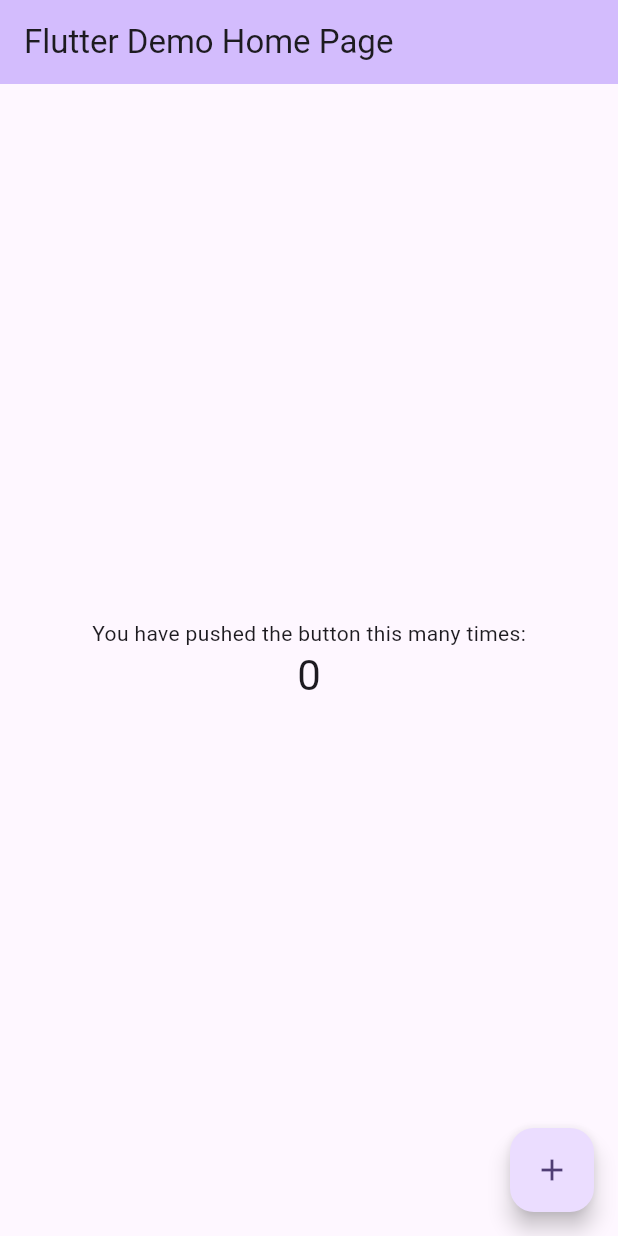
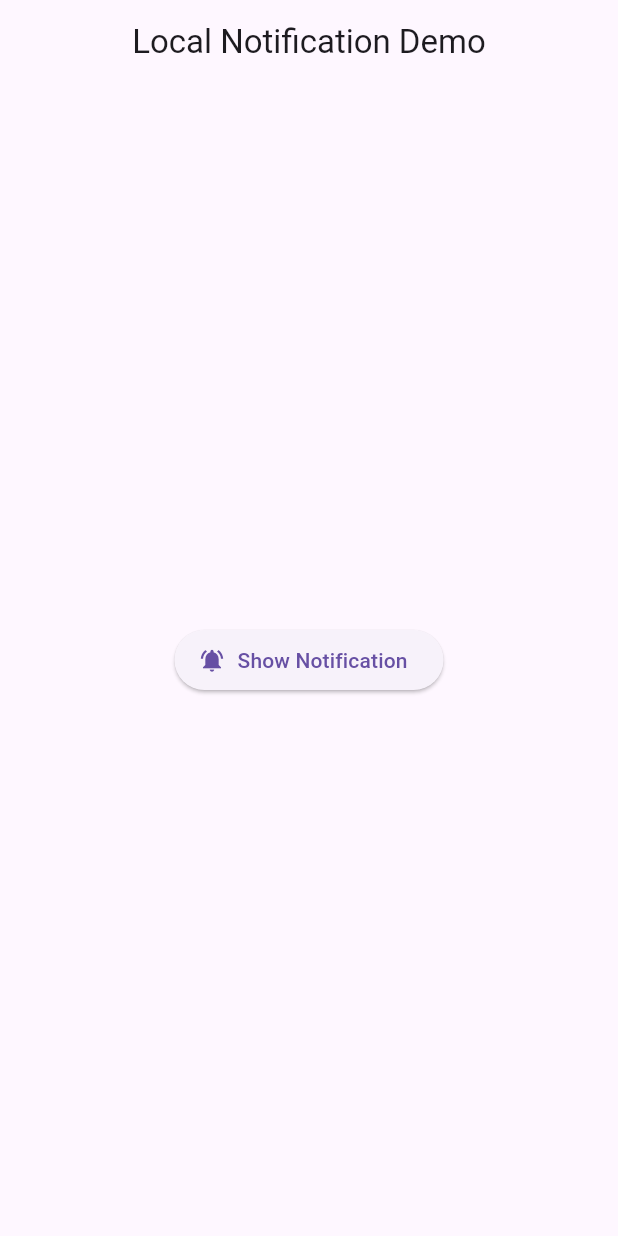
Before and after one commit to nehalsayyed313/compose-, a Flutter app: the screen it shows after launch, on a phone screen of 412 x 824 dp. Run offline on Flutter 3.47's test engine with Material 3 defaults, Android fonts, the phone set to English and light mode, and no system bars; our stand-ins replace flutter_local_notifications.

Commit message:
Update main.dart

```diff
--- a/lib/main.dart
+++ b/lib/main.dart
@@ -1,121 +1,64 @@
 import 'package:flutter/material.dart';
+import 'package:flutter_local_notifications/flutter_local_notifications.dart';
 
-void main() {
-  runApp(const MyApp());
+final FlutterLocalNotificationsPlugin notificationsPlugin =
+    FlutterLocalNotificationsPlugin();
+
+void main() async {
+  WidgetsFlutterBinding.ensureInitialized();
+
+  // Initialize Android notification settings
+  const initSettingsAndroid = AndroidInitializationSettings('@mipmap/ic_launcher');
+  const initSettings = InitializationSettings(android: initSettingsAndroid);
+
+  await notificationsPlugin.initialize(initSettings);
+
+  // Request Android 13+ runtime permission
+  await notificationsPlugin
+      .resolvePlatformSpecificImplementation<AndroidFlutterLocalNotificationsPlugin>()
+      ?.requestNotificationsPermission();
+
+  runApp(const MaterialApp(
+    debugShowCheckedModeBanner: false,
+    home: NotificationScreen(),
+  ));
 }
 
-class MyApp extends StatelessWidget {
-  const MyApp({super.key});
+class NotificationScreen extends StatelessWidget {
+  const NotificationScreen({super.key});
 
-  // This widget is the root of your application.
-  @override
-  Widget build(BuildContext context) {
-    return MaterialApp(
-      title: 'Flutter Demo',
-      theme: ThemeData(
-        // This is the theme of your application.
-        //
-        // TRY THIS: Try running your application with "flutter run". You'll see
-        // the application has a purple toolbar. Then, without quitting the app,
-        // try changing the seedColor in the colorScheme below to Colors.green
-        // and then invoke "hot reload" (save your changes or press the "hot
-        // reload" button in a Flutter-supported IDE, or press "r" if you used
-        // the command line to start the app).
-        //
-        // Notice that the counter didn't reset back to zero; the application
-        // state is not lost during the reload. To reset the state, use hot
-        // restart instead.
-        //
-        // This works for code too, not just values: Most code changes can be
-        // tested with just a hot reload.
-        colorScheme: .fromSeed(seedColor: Colors.deepPurple),
-      ),
-      home: const MyHomePage(title: 'Flutter Demo Home Page'),
+  Future<void> _sendNotification() async {
+    const androidDetails = AndroidNotificationDetails(
+      'default_channel',
+      'General Notifications',
+      channelDescription: 'Main channel for app alerts',
+      importance: Importance.max,
+      priority: Priority.high,
+      ticker: 'ticker',
     );
-  }
-}
+    const details = NotificationDetails(android: androidDetails);
 
-class MyHomePage extends StatefulWidget {
-  const MyHomePage({super.key, required this.title});
-
-  // This widget is the home page of your application. It is stateful, meaning
-  // that it has a State object (defined below) that contains fields that affect
-  // how it looks.
-
-  // This class is the configuration for the state. It holds the values (in this
-  // case the title) provided by the parent (in this case the App widget) and
-  // used by the build method of the State. Fields in a Widget subclass are
-  // always marked "final".
-
-  final String title;
-
-  @override
-  State<MyHomePage> createState() => _MyHomePageState();
-}
-
-class _MyHomePageState extends State<MyHomePage> {
-  int _counter = 0;
-
-  void _incrementCounter() {
-    setState(() {
-      // This call to setState tells the Flutter framework that something has
-      // changed in this State, which causes it to rerun the build method below
-      // so that the display can reflect the updated values. If we changed
-      // _counter without calling setState(), then the build method would not be
-      // called again, and so nothing would appear to happen.
-      _counter++;
-    });
+    await notificationsPlugin.show(
+      0,
+      'Test Alert',
+      'Notification is working successfully!',
+      details,
+    );
   }
 
   @override
   Widget build(BuildContext context) {
-    // This method is rerun every time setState is called, for instance as done
-    // by the _incrementCounter method above.
-    //
-    // The Flutter framework has been optimized to make rerunning build methods
-    // fast, so that you can just rebuild anything that needs updating rather
-    // than having to individually change instances of widgets.
     return Scaffold(
       appBar: AppBar(
-        // TRY THIS: Try changing the color here to a specific color (to
-        // Colors.amber, perhaps?) and trigger a hot reload to see the AppBar
-        // change color while the other colors stay the same.
-        backgroundColor: Theme.of(context).colorScheme.inversePrimary,
-        // Here we take the value from the MyHomePage object that was created by
-        // the App.build method, and use it to set our appbar title.
-        title: Text(widget.title),
+        title: const Text('Local Notification Demo'),
+        centerTitle: true,
       ),
       body: Center(
-        // Center is a layout widget. It takes a single child and positions it
-        // in the middle of the parent.
-        child: Column(
-          // Column is also a layout widget. It takes a list of children and
-          // arranges them vertically. By default, it sizes itself to fit its
-          // children horizontally, and tries to be as tall as its parent.
-          //
-          // Column has various properties to control how it sizes itself and
-          // how it positions its children. Here we use mainAxisAlignment to
-          // center the children vertically; the main axis here is the vertical
-          // axis because Columns are vertical (the cross axis would be
-          // horizontal).
-          //
-          // TRY THIS: Invoke "debug painting" (choose the "Toggle Debug Paint"
-          // action in the IDE, or press "p" in the console), to see the
-          // wireframe for each widget.
-          mainAxisAlignment: .center,
-          children: [
-            const Text('You have pushed the button this many times:'),
-            Text(
-              '$_counter',
-              style: Theme.of(context).textTheme.headlineMedium,
-            ),
-          ],
+        child: ElevatedButton.icon(
+          onPressed: _sendNotification,
+          icon: const Icon(Icons.notifications_active),
+          label: const Text('Show Notification'),
         ),
-      ),
-      floatingActionButton: FloatingActionButton(
-        onPressed: _incrementCounter,
-        tooltip: 'Increment',
-        child: const Icon(Icons.add),
       ),
     );
   }
```
